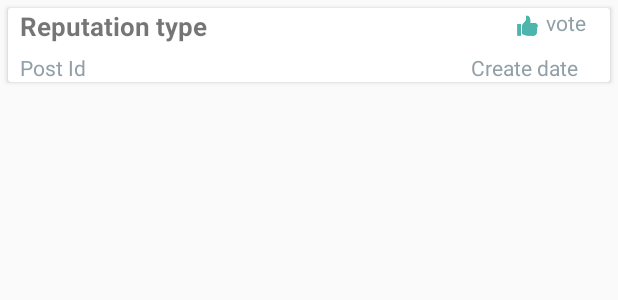
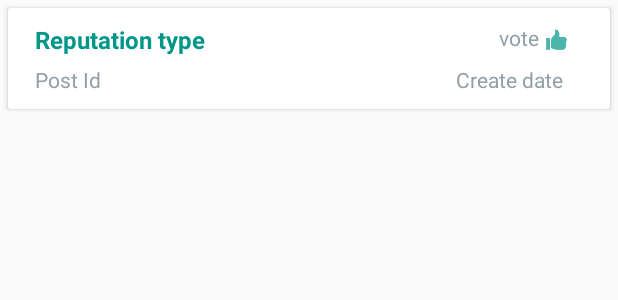
Before and after one commit to hoanghcmus/testing, an Android app: the layout item_reputation.xml on its own in the app's theme, with its tools: preview values and no code run, on a phone screen of 412 x 824 dp. Shown: the top 300 px of the screen. Run offline under Robolectric (Android 15) with nearby library versions, the phone set to English and light mode, and no system bars.

Commit message:
Complete reputation

```diff
--- a/app/src/main/res/layout/fragment_user_reputation.xml
+++ b/app/src/main/res/layout/fragment_user_reputation.xml
@@ -24,7 +24,6 @@
         android:layout_marginRight="@dimen/_16dp"
         android:fontFamily="sans-serif"
         android:textAlignment="center"
-        android:textColor="@color/colorPrimaryDark"
         android:textSize="@dimen/_18sp"
         android:textStyle="bold"
         tools:text="Admin" />
@@ -39,7 +38,6 @@
         android:layout_marginTop="@dimen/_6dp"
         android:fontFamily="sans-serif"
         android:textAlignment="center"
-        android:textColor="@color/colorPrimaryDark"
         android:textSize="@dimen/_14sp"
         tools:text="Location" />
 
--- a/app/src/main/res/layout/item_reputation.xml
+++ b/app/src/main/res/layout/item_reputation.xml
@@ -17,7 +17,8 @@
         android:layout_marginLeft="@dimen/_8dp"
         android:layout_marginRight="@dimen/_16dp"
         android:layout_toRightOf="@id/avatar"
-        android:orientation="vertical">
+        android:orientation="vertical"
+        android:padding="@dimen/_10dp">
 
         <RelativeLayout
             android:layout_width="wrap_content"
@@ -30,32 +31,33 @@
                 android:layout_height="wrap_content"
                 android:layout_alignParentLeft="true"
                 android:fontFamily="sans-serif"
-                android:textSize="@dimen/_18sp"
+                android:textColor="@color/colorPrimaryDark"
+                android:textSize="@dimen/_16sp"
                 android:textStyle="bold"
                 tools:text="Reputation type" />
-
-            <ImageView
-                android:id="@+id/img_reputation_type"
-                android:layout_width="@dimen/_14dp"
-                android:layout_height="@dimen/_14dp"
-                android:layout_centerInParent="true"
-                android:layout_centerVertical="true"
-                android:layout_marginBottom="@dimen/_8dp"
-                android:layout_marginRight="@dimen/_5dp"
-                android:layout_toLeftOf="@+id/reputation_change"
-                android:scaleType="fitCenter"
-                android:src="@drawable/ic_like"
-                android:tint="@color/colorPrimary" />
 
             <TextView
                 android:id="@+id/reputation_change"
                 android:layout_width="wrap_content"
                 android:layout_height="wrap_content"
-                android:layout_alignParentRight="true"
+                android:layout_marginRight="@dimen/_2dp"
+                android:layout_toLeftOf="@+id/img_reputation_type"
                 android:fontFamily="sans-serif"
                 android:textColor="@color/grey_light_new"
                 android:textSize="@dimen/_14sp"
                 tools:text="vote" />
+
+            <ImageView
+                android:id="@+id/img_reputation_type"
+                android:layout_width="19dp"
+                android:layout_height="@dimen/_14dp"
+                android:layout_alignParentRight="true"
+                android:layout_centerInParent="true"
+                android:layout_centerVertical="true"
+                android:scaleType="fitCenter"
+                android:src="@drawable/ic_like"
+                android:tint="@color/colorPrimary" />
+
 
         </RelativeLayout>
 
```
Also changed, not shown: app/src/main/java/com/hoangvnit/stackoverflow/mvp/reputation/UserReputationPresenterImpl.java (+20 -0 lines).
